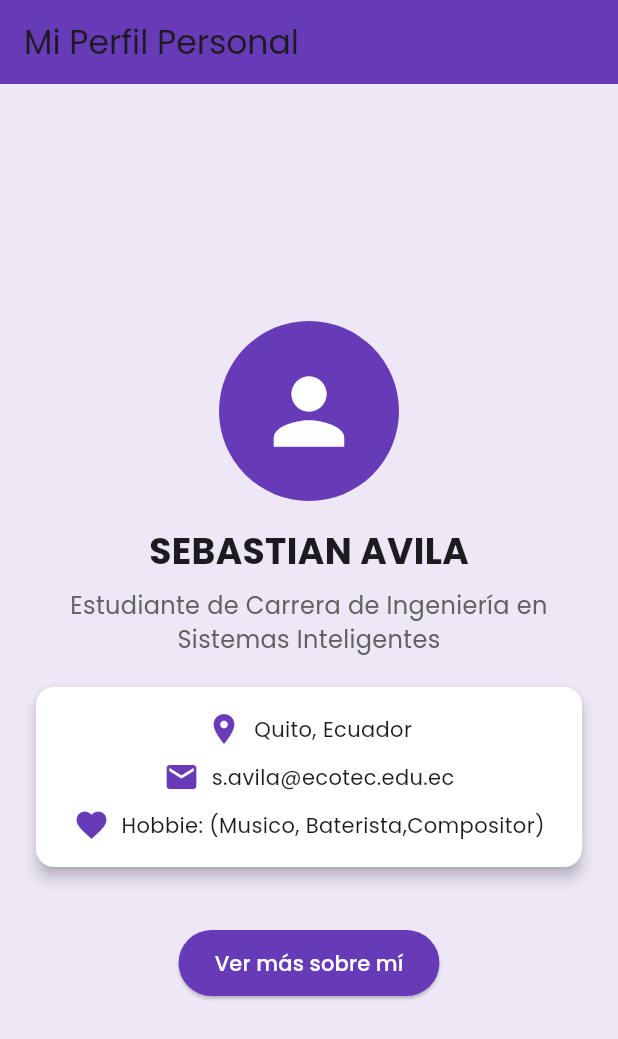
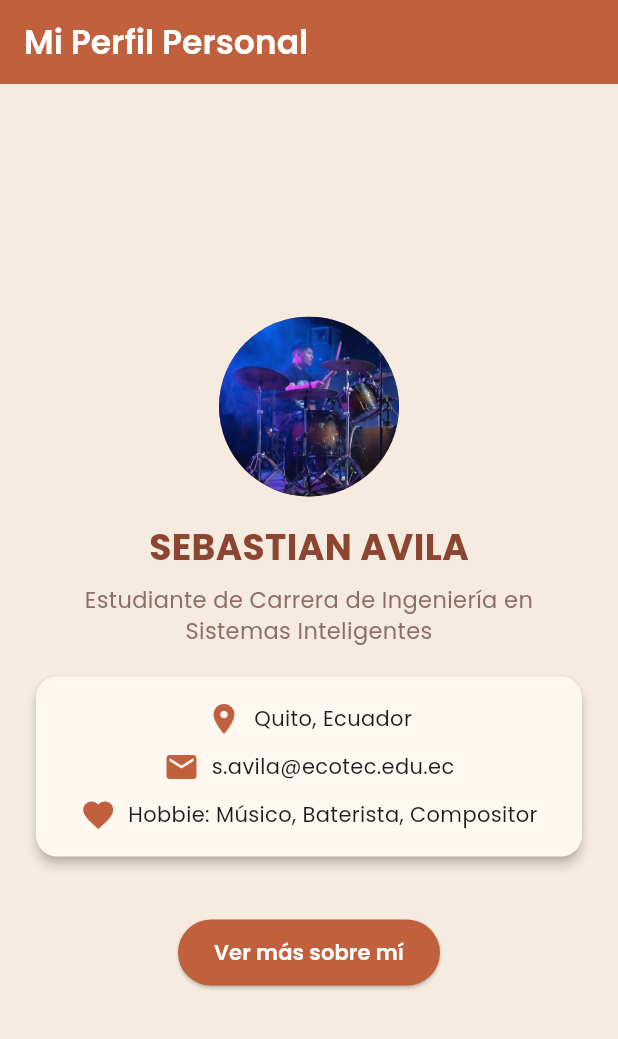
Before and after one commit to SEBASSAVILA/mi_primera_appflutter, a Flutter app: the screen it shows after launch, on a phone screen of 412 x 824 dp. Shown: the top 1039 px of the screen. Run offline on Flutter 3.47's test engine with Material 3 defaults, Android fonts, the phone set to English and light mode, and no system bars; our stand-ins replace google_fonts.

Commit message:
imagen  perfil/correcion de yaml

```diff
--- a/lib/main.dart
+++ b/lib/main.dart
@@ -1,10 +1,15 @@
 import 'package:flutter/material.dart';
 import 'package:google_fonts/google_fonts.dart';
-
 
 void main() {
   runApp(const MyApp());
 }
+
+// Paleta de colores personalizada
+const Color colorTerracota = Color(0xFFC1603C);
+const Color colorTerracotaOscuro = Color(0xFF8C4530);
+const Color colorBeige = Color(0xFFF5EBE0);
+const Color colorCrema = Color(0xFFFFF8F0);
 
 class MyApp extends StatelessWidget {
   const MyApp({super.key});
@@ -15,7 +20,8 @@ class MyApp extends StatelessWidget {
       title: 'Mi Perfil',
       debugShowCheckedModeBanner: false,
       theme: ThemeData(
-          primarySwatch: Colors.deepPurple,
+        primaryColor: colorTerracota,
+        scaffoldBackgroundColor: colorBeige,
         textTheme: GoogleFonts.poppinsTextTheme(),
       ),
       home: const PerfilScreen(),
@@ -43,23 +49,34 @@ class _PerfilScreenState extends State<PerfilScreen> {
   Widget build(BuildContext context) {
     return Scaffold(
       appBar: AppBar(
-        title: const Text('Mi Perfil Personal'),
-        backgroundColor: Colors.deepPurple,
+        title: Text(
+          'Mi Perfil Personal',
+          style: GoogleFonts.poppins(fontWeight: FontWeight.w600),
         ),
-      backgroundColor: Colors.deepPurple[50],
+        backgroundColor: colorTerracota,
+        foregroundColor: Colors.white,
+        elevation: 0,
+      ),
+      backgroundColor: colorBeige,
       body: Center(
+        child: SingleChildScrollView(
           child: Column(
             mainAxisAlignment: MainAxisAlignment.center,
             children: [
-            const CircleAvatar(
+              const SizedBox(height: 20),
+              CircleAvatar(
                 radius: 60,
-              backgroundColor: Colors.deepPurple,
-              child: Icon(Icons.person, size: 70, color: Colors.white),
+                backgroundColor: colorTerracota,
+                backgroundImage: const AssetImage('assets/images/perfil.png'),
               ),
               const SizedBox(height: 16),
-            const Text(
+              Text(
                 'SEBASTIAN AVILA',
-              style: TextStyle(fontSize: 24, fontWeight: FontWeight.bold),
+                style: GoogleFonts.poppins(
+                  fontSize: 24,
+                  fontWeight: FontWeight.bold,
+                  color: colorTerracotaOscuro,
+                ),
               ),
               const SizedBox(height: 8),
               Padding(
@@ -67,42 +84,51 @@ class _PerfilScreenState extends State<PerfilScreen> {
                 child: Text(
                   'Estudiante de Carrera de Ingeniería en Sistemas Inteligentes',
                   textAlign: TextAlign.center,
-                style: TextStyle(fontSize: 16, color: Colors.grey[700]),
+                  style: GoogleFonts.poppins(fontSize: 15, color: Colors.brown[400]),
                 ),
               ),
               const SizedBox(height: 20),
               Card(
                 margin: const EdgeInsets.symmetric(horizontal: 24),
-              color: Colors.white,
-              elevation: 4,
+                color: colorCrema,
+                elevation: 3,
+                shape: RoundedRectangleBorder(
+                  borderRadius: BorderRadius.circular(14),
+                ),
                 child: Padding(
                   padding: const EdgeInsets.all(16.0),
                   child: Column(
                     children: [
                       Row(
                         mainAxisAlignment: MainAxisAlignment.center,
-                      children: const [
-                        Icon(Icons.location_on, color: Colors.deepPurple),
-                        SizedBox(width: 8),
-                        Text('Quito, Ecuador'),
+                        children: [
+                          const Icon(Icons.location_on, color: colorTerracota),
+                          const SizedBox(width: 8),
+                          Text('Quito, Ecuador', style: GoogleFonts.poppins()),
                         ],
                       ),
                       const SizedBox(height: 8),
                       Row(
                         mainAxisAlignment: MainAxisAlignment.center,
-                      children: const [
-                        Icon(Icons.email, color: Colors.deepPurple),
-                        SizedBox(width: 8),
-                        Text('s.avila@ecotec.edu.ec'),
+                        children: [
+                          const Icon(Icons.email, color: colorTerracota),
+                          const SizedBox(width: 8),
+                          Text('s.avila@ecotec.edu.ec', style: GoogleFonts.poppins()),
                         ],
                       ),
                       const SizedBox(height: 8),
                       Row(
                         mainAxisAlignment: MainAxisAlignment.center,
-                      children: const [
-                        Icon(Icons.favorite, color: Colors.deepPurple),
-                        SizedBox(width: 8),
-                        Text('Hobbie: (Musico, Baterista,Compositor)'),
+                        children: [
+                          const Icon(Icons.favorite, color: colorTerracota),
+                          const SizedBox(width: 8),
+                          Flexible(
+                            child: Text(
+                              'Hobbie: Músico, Baterista, Compositor',
+                              style: GoogleFonts.poppins(),
+                              textAlign: TextAlign.center,
+                            ),
+                          ),
                         ],
                       ),
                     ],
@@ -113,27 +139,37 @@ class _PerfilScreenState extends State<PerfilScreen> {
               if (mostrarInfo)
                 Container(
                   margin: const EdgeInsets.symmetric(horizontal: 24),
-                padding: const EdgeInsets.all(12),
+                  padding: const EdgeInsets.all(14),
                   decoration: BoxDecoration(
-                  color: Colors.deepPurple[100],
-                  borderRadius: BorderRadius.circular(10),
+                    color: colorTerracota.withValues(alpha: 0.15),
+                    borderRadius: BorderRadius.circular(12),
+                    border: Border.all(color: colorTerracota.withValues(alpha: 0.4)),
                   ),
-                child: const Text(
+                  child: Text(
                     'Me apasiona la programación y el desarrollo de aplicaciones móviles.',
                     textAlign: TextAlign.center,
+                    style: GoogleFonts.poppins(color: colorTerracotaOscuro),
                   ),
                 ),
               const SizedBox(height: 20),
               ElevatedButton(
                 onPressed: _toggleInfo,
                 style: ElevatedButton.styleFrom(
-                backgroundColor: Colors.deepPurple,
+                  backgroundColor: colorTerracota,
                   foregroundColor: Colors.white,
                   padding: const EdgeInsets.symmetric(horizontal: 24, vertical: 12),
+                  shape: RoundedRectangleBorder(
+                    borderRadius: BorderRadius.circular(30),
                   ),
-              child: Text(mostrarInfo ? 'Ocultar información' : 'Ver más sobre mí'),
                 ),
+                child: Text(
+                  mostrarInfo ? 'Ocultar información' : 'Ver más sobre mí',
+                  style: GoogleFonts.poppins(fontWeight: FontWeight.w600),
+                ),
+              ),
+              const SizedBox(height: 30),
             ],
+          ),
         ),
       ),
     );
```
Also changed, not shown: pubspec.yaml (+3 -69 lines), Screenshot 2026-08-22 171747.png (added), assets/images/perfil.png (added), image-2.png (added), 1 other file. Lines whose indentation alone changed are shown as unchanged.
